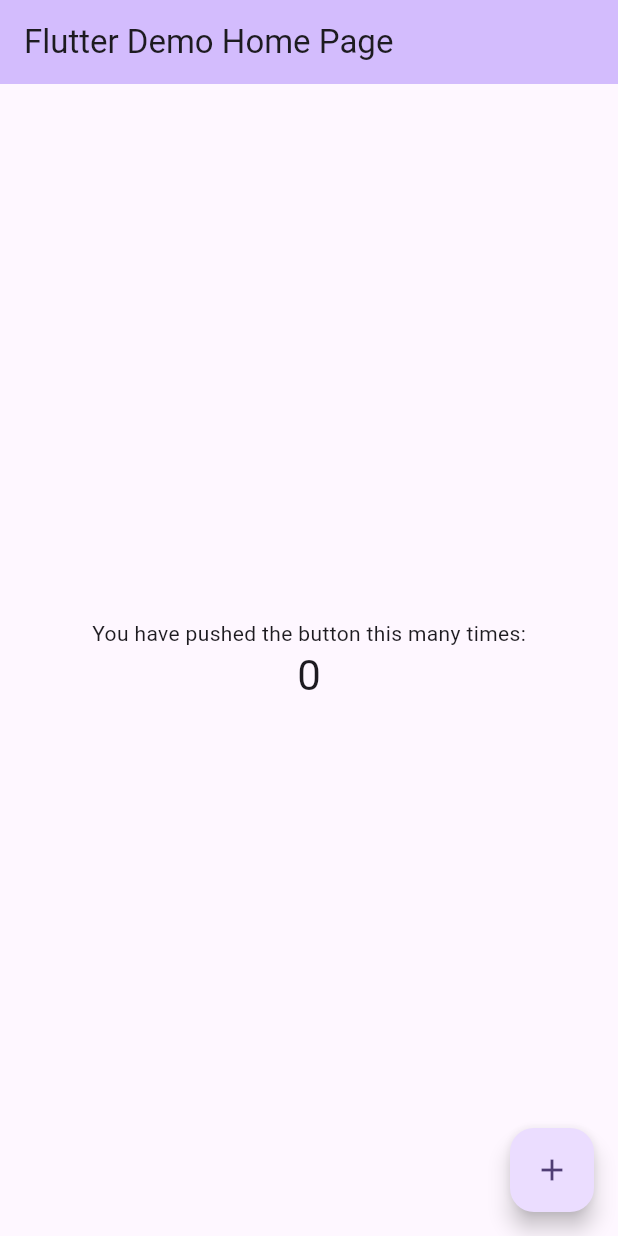
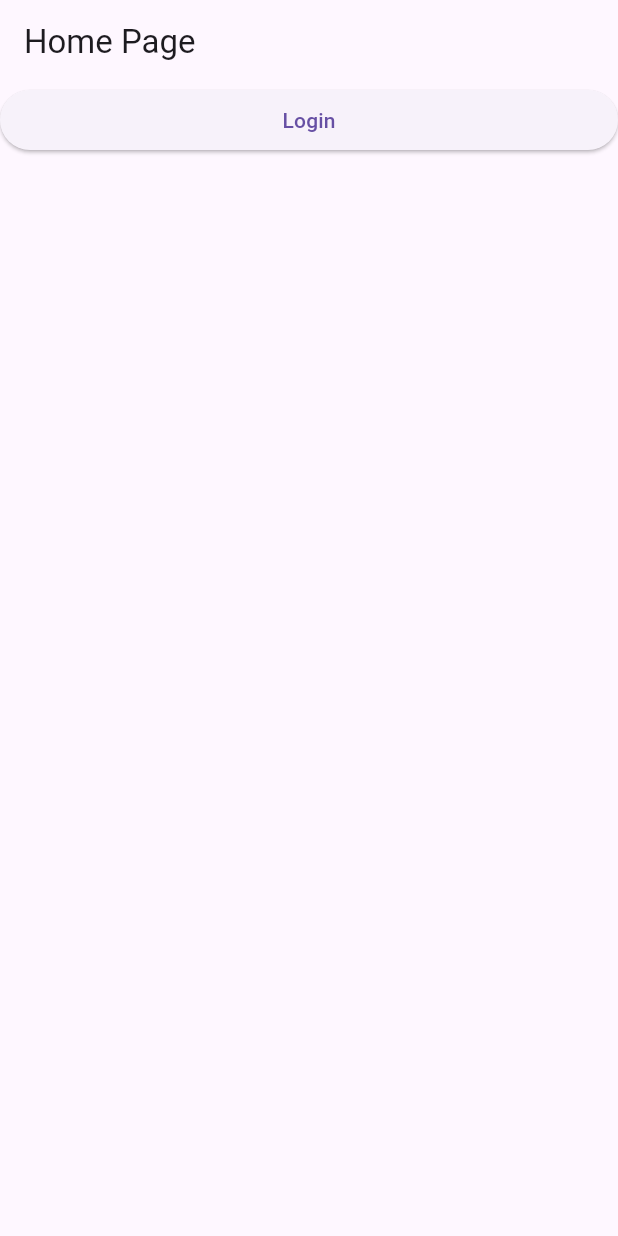
Before and after one commit to SajjadAli54/go_routing_demo, a Flutter app: the screen it shows after launch, on a phone screen of 412 x 824 dp. Run offline on Flutter 3.47's test engine with Material 3 defaults, Android fonts, the phone set to English and light mode, and no system bars; our stand-ins replace go_router.

Commit message:
Add Routes For Home and Login

```diff
--- /dev/null
+++ b/lib/app/home.dart
@@ -0,0 +1,23 @@
+import 'package:flutter/material.dart';
+import 'package:flutter/widgets.dart';
+import 'package:go_router/go_router.dart';
+
+class HomePage extends StatelessWidget {
+  const HomePage({super.key});
+
+  @override
+  Widget build(BuildContext context) {
+    return Scaffold(
+      appBar: AppBar(title: const Text("Home Page")),
+      body: Center(
+        child: ListView(
+          children: [
+            ElevatedButton(
+                onPressed: () => context.go("/login"),
+                child: const Text("Login"))
+          ],
+        ),
+      ),
+    );
+  }
+}
--- /dev/null
+++ b/lib/app/login.dart
@@ -0,0 +1,15 @@
+import 'package:flutter/material.dart';
+
+class LoginPage extends StatelessWidget {
+  const LoginPage({super.key});
+
+  @override
+  Widget build(BuildContext context) {
+    return Scaffold(
+      appBar: AppBar(title: const Text("Login Page")),
+      body: const Center(
+        child: Text("Login Page"),
+      ),
+    );
+  }
+}
--- a/lib/main.dart
+++ b/lib/main.dart
@@ -1,4 +1,19 @@
 import 'package:flutter/material.dart';
+import 'package:go_router/go_router.dart';
+
+import 'package:go_routing_demo/app/home.dart';
+import 'package:go_routing_demo/app/login.dart';
+
+final _router = GoRouter(routes: [
+  GoRoute(
+    path: "/",
+    builder: (context, state) => const HomePage(),
+  ),
+  GoRoute(
+    path: "/login",
+    builder: (context, state) => const LoginPage(),
+  )
+]);
 
 void main() {
   runApp(const MyApp());
@@ -7,119 +22,10 @@
 class MyApp extends StatelessWidget {
   const MyApp({super.key});
 
-  // This widget is the root of your application.
   @override
   Widget build(BuildContext context) {
-    return MaterialApp(
-      title: 'Flutter Demo',
-      theme: ThemeData(
-        // This is the theme of your application.
-        //
-        // TRY THIS: Try running your application with "flutter run". You'll see
-        // the application has a purple toolbar. Then, without quitting the app,
-        // try changing the seedColor in the colorScheme below to Colors.green
-        // and then invoke "hot reload" (save your changes or press the "hot
-        // reload" button in a Flutter-supported IDE, or press "r" if you used
-        // the command line to start the app).
-        //
-        // Notice that the counter didn't reset back to zero; the application
-        // state is not lost during the reload. To reset the state, use hot
-        // restart instead.
-        //
-        // This works for code too, not just values: Most code changes can be
-        // tested with just a hot reload.
-        colorScheme: ColorScheme.fromSeed(seedColor: Colors.deepPurple),
-        useMaterial3: true,
-      ),
-      home: const MyHomePage(title: 'Flutter Demo Home Page'),
+    return MaterialApp.router(
+      routerConfig: _router,
     );
   }
 }
-
-class MyHomePage extends StatefulWidget {
-  const MyHomePage({super.key, required this.title});
-
-  // This widget is the home page of your application. It is stateful, meaning
-  // that it has a State object (defined below) that contains fields that affect
-  // how it looks.
-
-  // This class is the configuration for the state. It holds the values (in this
-  // case the title) provided by the parent (in this case the App widget) and
-  // used by the build method of the State. Fields in a Widget subclass are
-  // always marked "final".
-
-  final String title;
-
-  @override
-  State<MyHomePage> createState() => _MyHomePageState();
-}
-
-class _MyHomePageState extends State<MyHomePage> {
-  int _counter = 0;
-
-  void _incrementCounter() {
-    setState(() {
-      // This call to setState tells the Flutter framework that something has
-      // changed in this State, which causes it to rerun the build method below
-      // so that the display can reflect the updated values. If we changed
-      // _counter without calling setState(), then the build method would not be
-      // called again, and so nothing would appear to happen.
-      _counter++;
-    });
-  }
-
-  @override
-  Widget build(BuildContext context) {
-    // This method is rerun every time setState is called, for instance as done
-    // by the _incrementCounter method above.
-    //
-    // The Flutter framework has been optimized to make rerunning build methods
-    // fast, so that you can just rebuild anything that needs updating rather
-    // than having to individually change instances of widgets.
-    return Scaffold(
-      appBar: AppBar(
-        // TRY THIS: Try changing the color here to a specific color (to
-        // Colors.amber, perhaps?) and trigger a hot reload to see the AppBar
-        // change color while the other colors stay the same.
-        backgroundColor: Theme.of(context).colorScheme.inversePrimary,
-        // Here we take the value from the MyHomePage object that was created by
-        // the App.build method, and use it to set our appbar title.
-        title: Text(widget.title),
-      ),
-      body: Center(
-        // Center is a layout widget. It takes a single child and positions it
-        // in the middle of the parent.
-        child: Column(
-          // Column is also a layout widget. It takes a list of children and
-          // arranges them vertically. By default, it sizes itself to fit its
-          // children horizontally, and tries to be as tall as its parent.
-          //
-          // Column has various properties to control how it sizes itself and
-          // how it positions its children. Here we use mainAxisAlignment to
-          // center the children vertically; the main axis here is the vertical
-          // axis because Columns are vertical (the cross axis would be
-          // horizontal).
-          //
-          // TRY THIS: Invoke "debug painting" (choose the "Toggle Debug Paint"
-          // action in the IDE, or press "p" in the console), to see the
-          // wireframe for each widget.
-          mainAxisAlignment: MainAxisAlignment.center,
-          children: <Widget>[
-            const Text(
-              'You have pushed the button this many times:',
-            ),
-            Text(
-              '$_counter',
-              style: Theme.of(context).textTheme.headlineMedium,
-            ),
-          ],
-        ),
-      ),
-      floatingActionButton: FloatingActionButton(
-        onPressed: _incrementCounter,
-        tooltip: 'Increment',
-        child: const Icon(Icons.add),
-      ), // This trailing comma makes auto-formatting nicer for build methods.
-    );
-  }
-}
```
